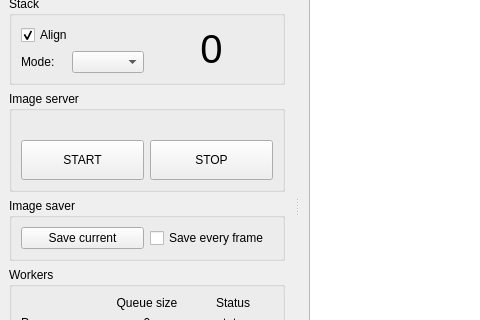
gehelem/als, file src/als/ui/als_ui.ui: the form before one commit; both pictures show x 0 to 480 and y 158 to 478 of the 1156 by 877 pixel window.
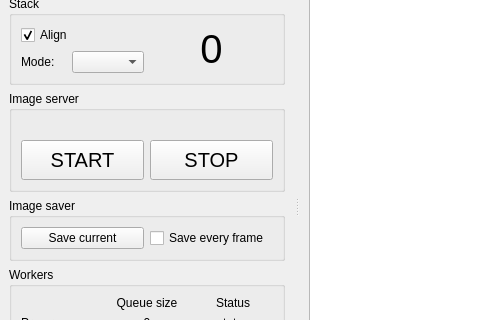
The form after the commit. Icons and pictures are not drawn. Custom widgets are drawn as their Qt base class.

Commit message: Unify main buttons text size

Patch:
```diff
--- a/src/als/ui/als_ui.ui
+++ b/src/als/ui/als_ui.ui
@@ -339,6 +339,11 @@
               <height>40</height>
              </size>
             </property>
+            <property name="font">
+             <font>
+              <pointsize>15</pointsize>
+             </font>
+            </property>
             <property name="toolTip">
              <string>Start image server</string>
             </property>
@@ -361,6 +366,11 @@
               <height>40</height>
              </size>
             </property>
+            <property name="font">
+             <font>
+              <pointsize>15</pointsize>
+             </font>
+            </property>
             <property name="toolTip">
              <string>Stop image server</string>
             </property>
```
